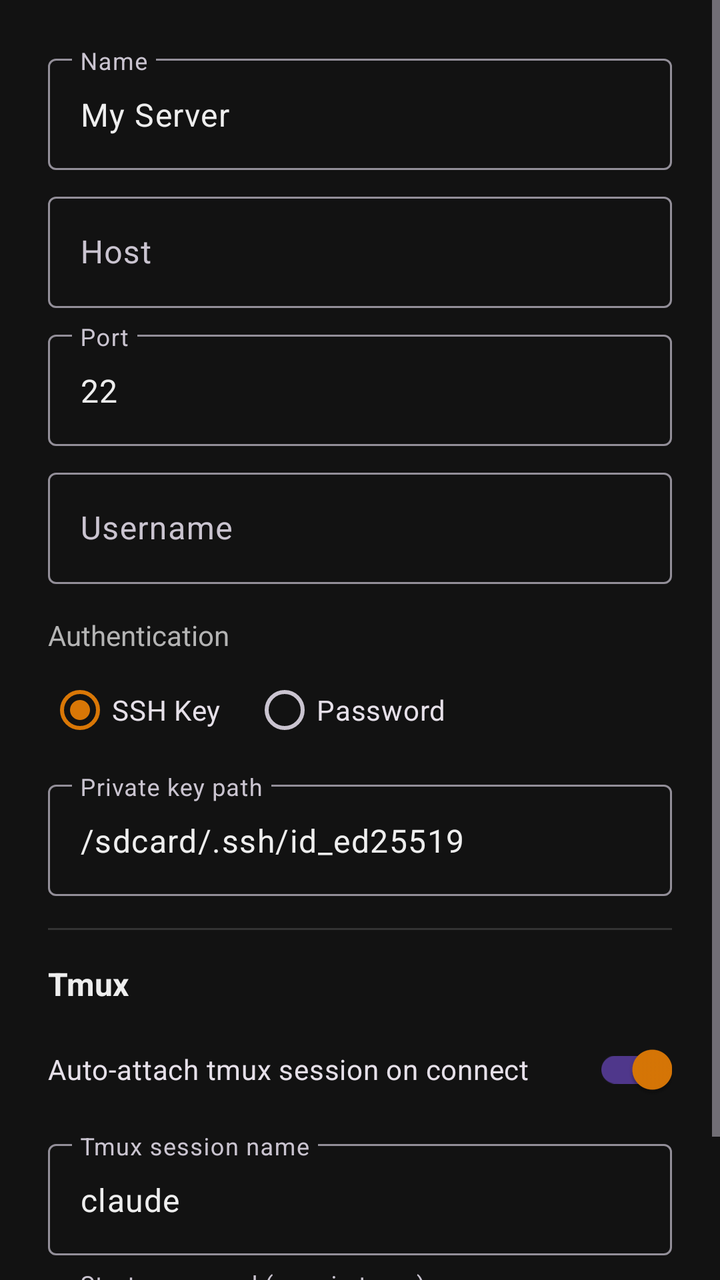
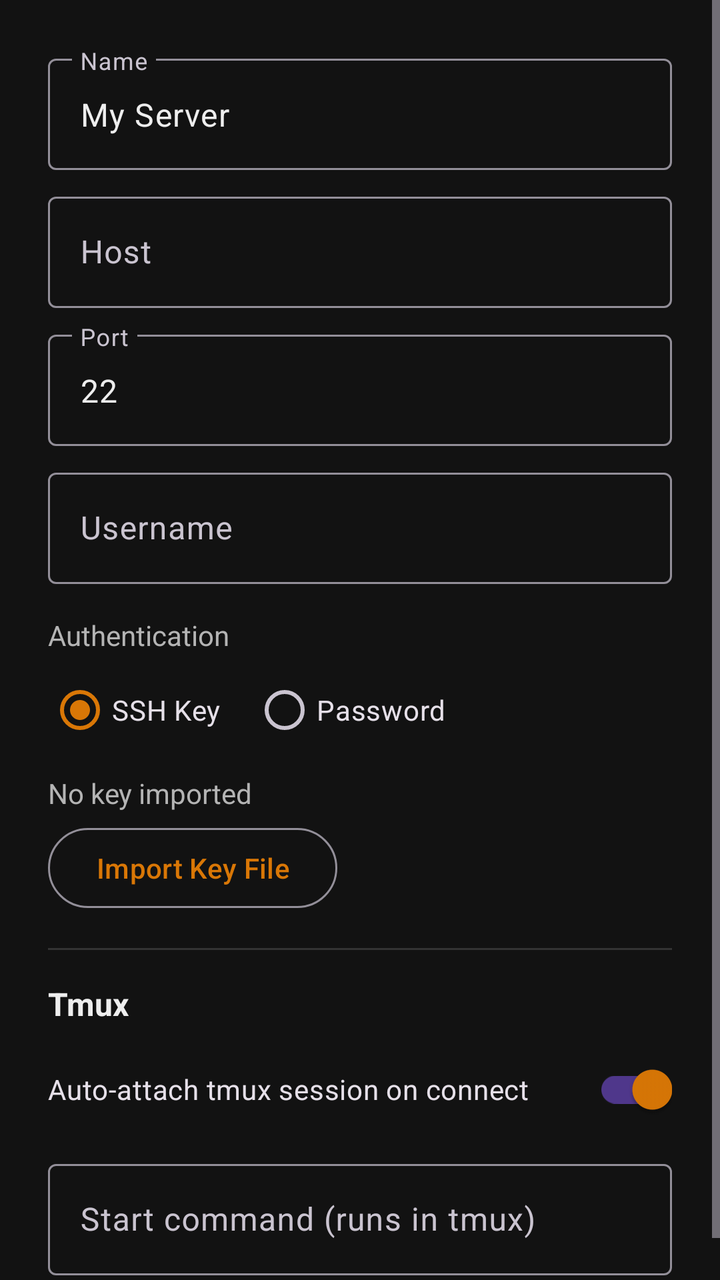

Before-and-after screenshots of an Android layout around one commit, followed by the original layout XML and the change that was made.
<!-- AndroidManifest.xml: application theme Theme.ClaudeSSH -->
<!-- res/layout/dialog_connection.xml -->
<?xml version="1.0" encoding="utf-8"?>
<ScrollView
    xmlns:android="http://schemas.android.com/apk/res/android"
    android:layout_width="match_parent"
    android:layout_height="wrap_content">

    <LinearLayout
        android:layout_width="match_parent"
        android:layout_height="wrap_content"
        android:orientation="vertical"
        android:padding="24dp">

        <com.google.android.material.textfield.TextInputLayout
            android:layout_width="match_parent"
            android:layout_height="wrap_content"
            android:hint="@string/connection_name">

            <com.google.android.material.textfield.TextInputEditText
                android:id="@+id/editName"
                android:layout_width="match_parent"
                android:layout_height="wrap_content"
                android:text="My Server" />
        </com.google.android.material.textfield.TextInputLayout>

        <com.google.android.material.textfield.TextInputLayout
            android:layout_width="match_parent"
            android:layout_height="wrap_content"
            android:layout_marginTop="8dp"
            android:hint="@string/host">

            <com.google.android.material.textfield.TextInputEditText
                android:id="@+id/editHost"
                android:layout_width="match_parent"
                android:layout_height="wrap_content"
                android:inputType="textUri" />
        </com.google.android.material.textfield.TextInputLayout>

        <com.google.android.material.textfield.TextInputLayout
            android:layout_width="match_parent"
            android:layout_height="wrap_content"
            android:layout_marginTop="8dp"
            android:hint="@string/port">

            <com.google.android.material.textfield.TextInputEditText
                android:id="@+id/editPort"
                android:layout_width="match_parent"
                android:layout_height="wrap_content"
                android:inputType="number"
                android:text="22" />
        </com.google.android.material.textfield.TextInputLayout>

        <com.google.android.material.textfield.TextInputLayout
            android:layout_width="match_parent"
            android:layout_height="wrap_content"
            android:layout_marginTop="8dp"
            android:hint="@string/username">

            <com.google.android.material.textfield.TextInputEditText
                android:id="@+id/editUsername"
                android:layout_width="match_parent"
                android:layout_height="wrap_content"
                android:inputType="textNoSuggestions" />
        </com.google.android.material.textfield.TextInputLayout>

        <TextView
            android:layout_width="wrap_content"
            android:layout_height="wrap_content"
            android:layout_marginTop="16dp"
            android:text="@string/auth_method"
            android:textColor="@color/text_secondary"
            android:textSize="14sp" />

        <RadioGroup
            android:id="@+id/authMethodGroup"
            android:layout_width="match_parent"
            android:layout_height="wrap_content"
            android:orientation="horizontal"
            android:layout_marginTop="4dp">

            <RadioButton
                android:id="@+id/radioKey"
                android:layout_width="wrap_content"
                android:layout_height="wrap_content"
                android:text="@string/ssh_key"
                android:checked="true" />

            <RadioButton
                android:id="@+id/radioPassword"
                android:layout_width="wrap_content"
                android:layout_height="wrap_content"
                android:layout_marginStart="16dp"
                android:text="@string/password" />
        </RadioGroup>

        <com.google.android.material.textfield.TextInputLayout
            android:id="@+id/layoutKeyPath"
            android:layout_width="match_parent"
            android:layout_height="wrap_content"
            android:layout_marginTop="8dp"
            android:hint="@string/private_key_path">

            <com.google.android.material.textfield.TextInputEditText
                android:id="@+id/editKeyPath"
                android:layout_width="match_parent"
                android:layout_height="wrap_content"
                android:inputType="textNoSuggestions"
                android:text="/sdcard/.ssh/id_ed25519" />
        </com.google.android.material.textfield.TextInputLayout>

        <com.google.android.material.textfield.TextInputLayout
            android:id="@+id/layoutPassword"
            android:layout_width="match_parent"
            android:layout_height="wrap_content"
            android:layout_marginTop="8dp"
            android:hint="@string/password"
            android:visibility="gone">

            <com.google.android.material.textfield.TextInputEditText
                android:id="@+id/editPassword"
                android:layout_width="match_parent"
                android:layout_height="wrap_content"
                android:inputType="textPassword" />
        </com.google.android.material.textfield.TextInputLayout>

        <View
            android:layout_width="match_parent"
            android:layout_height="1dp"
            android:layout_marginTop="16dp"
            android:background="@color/divider" />

        <TextView
            android:layout_width="wrap_content"
            android:layout_height="wrap_content"
            android:layout_marginTop="16dp"
            android:text="@string/tmux_settings"
            android:textColor="@color/text_primary"
            android:textSize="16sp"
            android:textStyle="bold" />

        <com.google.android.material.switchmaterial.SwitchMaterial
            android:id="@+id/switchAutoTmux"
            android:layout_width="match_parent"
            android:layout_height="wrap_content"
            android:layout_marginTop="8dp"
            android:text="@string/auto_attach_tmux"
            android:checked="true" />

        <com.google.android.material.textfield.TextInputLayout
            android:layout_width="match_parent"
            android:layout_height="wrap_content"
            android:layout_marginTop="8dp"
            android:hint="@string/tmux_session_name">

            <com.google.android.material.textfield.TextInputEditText
                android:id="@+id/editTmuxSession"
                android:layout_width="match_parent"
                android:layout_height="wrap_content"
                android:text="claude" />
        </com.google.android.material.textfield.TextInputLayout>

        <com.google.android.material.textfield.TextInputLayout
            android:layout_width="match_parent"
            android:layout_height="wrap_content"
            android:layout_marginTop="8dp"
            android:hint="@string/start_command">

            <com.google.android.material.textfield.TextInputEditText
                android:id="@+id/editStartCommand"
                android:layout_width="match_parent"
                android:layout_height="wrap_content"
                android:text="claude" />
        </com.google.android.material.textfield.TextInputLayout>

    </LinearLayout>
</ScrollView>
<!-- resources referenced by this layout -->
<resources>
  <color name="divider">#333333</color>
  <color name="text_primary">#EEEEEE</color>
  <color name="text_secondary">#B4B4B4</color>
  <string name="auth_method">Authentication</string>
  <string name="auto_attach_tmux">Auto-attach tmux session on connect</string>
  <string name="connection_name">Name</string>
  <string name="host">Host</string>
  <string name="password">Password</string>
  <string name="port">Port</string>
  <string name="private_key_path">Private key path</string>
  <string name="ssh_key">SSH Key</string>
  <string name="start_command">Start command (runs in tmux)</string>
  <string name="tmux_session_name">Tmux session name</string>
  <string name="tmux_settings">Tmux</string>
  <string name="username">Username</string>
  <style name="Theme.ClaudeSSH" parent="Theme.Material3.Dark.NoActionBar">
          <item name="colorPrimary">@color/accent</item>
          <item name="colorPrimaryDark">@color/accent_dark</item>
          <item name="colorAccent">@color/accent</item>
          <item name="android:colorBackground">@color/background</item>
          <item name="colorSurface">@color/surface</item>
          <item name="colorOnPrimary">@color/text_primary</item>
          <item name="colorOnSurface">@color/text_primary</item>
          <item name="android:statusBarColor">@color/surface</item>
          <item name="android:navigationBarColor">@color/surface</item>
          <item name="android:windowBackground">@color/background</item>
      </style>
  <color name="accent">#D97706</color>
  <color name="accent_dark">#B45309</color>
  <color name="background">#121212</color>
  <color name="surface">#1E1E1E</color>
</resources>

<!-- the commit's change to res/layout/dialog_connection.xml (unified diff, before → after) -->
@@ -92,20 +92,29 @@
                 android:text="@string/password" />
         </RadioGroup>
 
-        <com.google.android.material.textfield.TextInputLayout
+        <LinearLayout
             android:id="@+id/layoutKeyPath"
             android:layout_width="match_parent"
             android:layout_height="wrap_content"
             android:layout_marginTop="8dp"
-            android:hint="@string/private_key_path">
+            android:orientation="vertical">
 
-            <com.google.android.material.textfield.TextInputEditText
-                android:id="@+id/editKeyPath"
+            <TextView
+                android:id="@+id/textKeyStatus"
                 android:layout_width="match_parent"
                 android:layout_height="wrap_content"
-                android:inputType="textNoSuggestions"
-                android:text="/sdcard/.ssh/id_ed25519" />
-        </com.google.android.material.textfield.TextInputLayout>
+                android:text="@string/no_key_selected"
+                android:textColor="@color/text_secondary"
+                android:textSize="14sp" />
+
+            <com.google.android.material.button.MaterialButton
+                android:id="@+id/buttonBrowseKey"
+                style="@style/Widget.Material3.Button.OutlinedButton"
+                android:layout_width="wrap_content"
+                android:layout_height="wrap_content"
+                android:layout_marginTop="4dp"
+                android:text="@string/browse_key_file" />
+        </LinearLayout>
 
         <com.google.android.material.textfield.TextInputLayout
             android:id="@+id/layoutPassword"
@@ -145,20 +154,7 @@
             android:text="@string/auto_attach_tmux"
             android:checked="true" />
 
-        <com.google.android.material.textfield.TextInputLayout
-            android:layout_width="match_parent"
-            android:layout_height="wrap_content"
-            android:layout_marginTop="8dp"
-            android:hint="@string/tmux_session_name">
-
-            <com.google.android.material.textfield.TextInputEditText
-                android:id="@+id/editTmuxSession"
-                android:layout_width="match_parent"
-                android:layout_height="wrap_content"
-                android:text="claude" />
-        </com.google.android.material.textfield.TextInputLayout>
-
-        <com.google.android.material.textfield.TextInputLayout
+<com.google.android.material.textfield.TextInputLayout
             android:layout_width="match_parent"
             android:layout_height="wrap_content"
             android:layout_marginTop="8dp"
@@ -167,8 +163,7 @@
             <com.google.android.material.textfield.TextInputEditText
                 android:id="@+id/editStartCommand"
                 android:layout_width="match_parent"
-                android:layout_height="wrap_content"
-                android:text="claude" />
+                android:layout_height="wrap_content" />
         </com.google.android.material.textfield.TextInputLayout>
 
     </LinearLayout>
<!-- resource entries referenced after the edit -->
@@ -5,14 +5,14 @@
   <color name="text_secondary">#B4B4B4</color>
   <string name="auth_method">Authentication</string>
   <string name="auto_attach_tmux">Auto-attach tmux session on connect</string>
+  <string name="browse_key_file">Import Key File</string>
   <string name="connection_name">Name</string>
   <string name="host">Host</string>
+  <string name="no_key_selected">No key imported</string>
   <string name="password">Password</string>
   <string name="port">Port</string>
-  <string name="private_key_path">Private key path</string>
   <string name="ssh_key">SSH Key</string>
   <string name="start_command">Start command (runs in tmux)</string>
-  <string name="tmux_session_name">Tmux session name</string>
   <string name="tmux_settings">Tmux</string>
   <string name="username">Username</string>
   <style name="Theme.ClaudeSSH" parent="Theme.Material3.Dark.NoActionBar">
